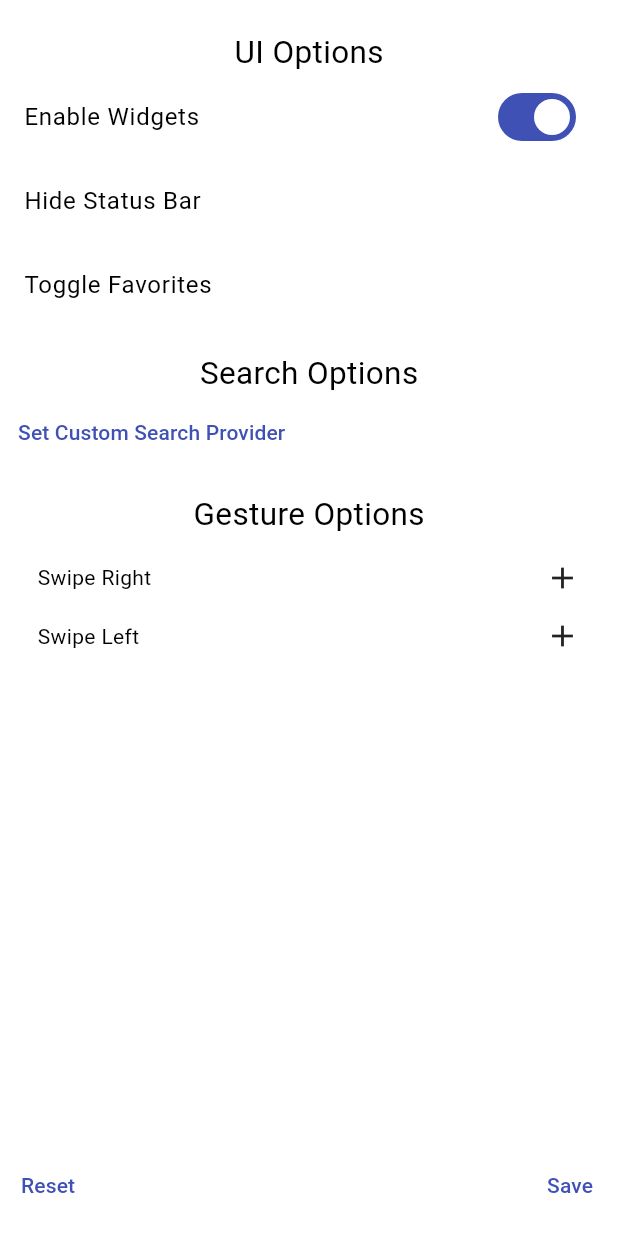
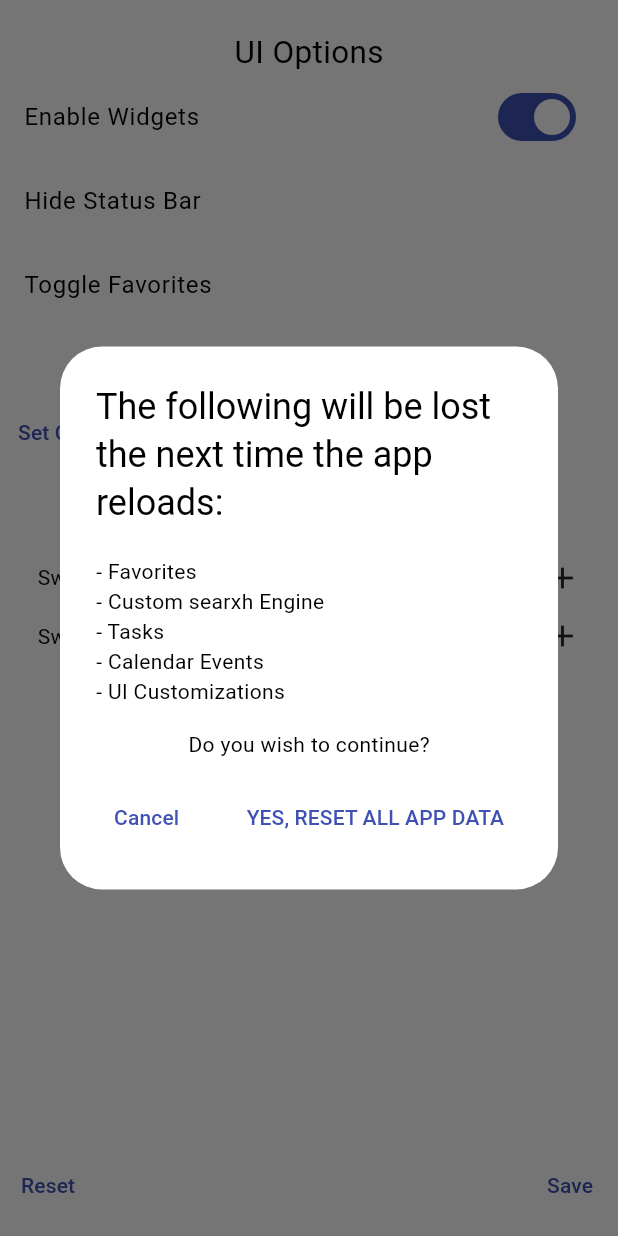
Before and after one commit to deathblade666/flutter_launcher, a Flutter app: the settingeMenu screen opened directly with empty values, after a tap on "Reset", on a phone screen of 412 x 824 dp. Run offline on Flutter 3.47's test engine with Material 3 defaults, Android fonts, the phone set to English and light mode, and no system bars; drawn by our look-alikes of dynamic_color; our stand-ins replace date_format, shared_preferences, string_validator, table_calendar; missing offline and left inert: installed_apps, one_clock; accounts and stored records are empty.

Commit message:
Added confirmation dialog to the reset button

```diff
--- a/lib/pages/settings.dart
+++ b/lib/pages/settings.dart
@@ -388,9 +388,61 @@ class _settingeMenuState extends State<settingeMenu> {
               children: [
                 TextButton(
                   onPressed: () {
-                    widget.prefs.clear();
+                    showDialog(context: context, builder: (BuildContext context){
+                      return AlertDialog(
+                        title: const Text("The following will be lost the next time the app reloads:"),
+                        actionsAlignment: MainAxisAlignment.start,
+                        actions: [
+                          const Align(
+                            alignment: Alignment.centerLeft,
+                            child: Text("- Favorites"),
+                          ),
+                          const Align(
+                            alignment: Alignment.centerLeft,
+                            child: Text("- Custom searxh Engine"),
+                          ),
+                          const Align(
+                            alignment: Alignment.centerLeft,
+                            child: Text("- Tasks"),
+                          ),
+                          const Align(
+                            alignment: Alignment.centerLeft,
+                            child: Text("- Calendar Events"),
+                          ),
+                          const Align(
+                            alignment: Alignment.centerLeft,
+                            child: Text("- UI Customizations"),
+                          ),
+                          const Padding(
+                            padding: EdgeInsets.only(top: 15, bottom: 15),
+                            child: Align(
+                              alignment: Alignment.center,
+                              child: Text("Do you wish to continue?"),
+                            ),
+                          ),
+                          Row(
+                            children: [
+                              TextButton(
+                                onPressed: (){
+                                  Navigator.pop(context);
+                                },
+                                child: const Text("Cancel")
+                              ),
+                              const Expanded(child: Padding(padding: EdgeInsets.only(right: 1))),
+                              TextButton(
+                                onPressed: (){
+                                  widget.prefs.clear();
+                                  Navigator.pop(context);
+                                },
+                                child: const Text("YES, RESET ALL APP DATA"),
+                              )
+                            ],
+                          )
+                        ],
+                      );
+                    });
                   },
-                  child: const Text("Reset")
+                  child: const Text("Reset"),
                 ),
                 const Expanded(child: Padding(padding: EdgeInsets.only(left: 1))),
                 TextButton(
```
